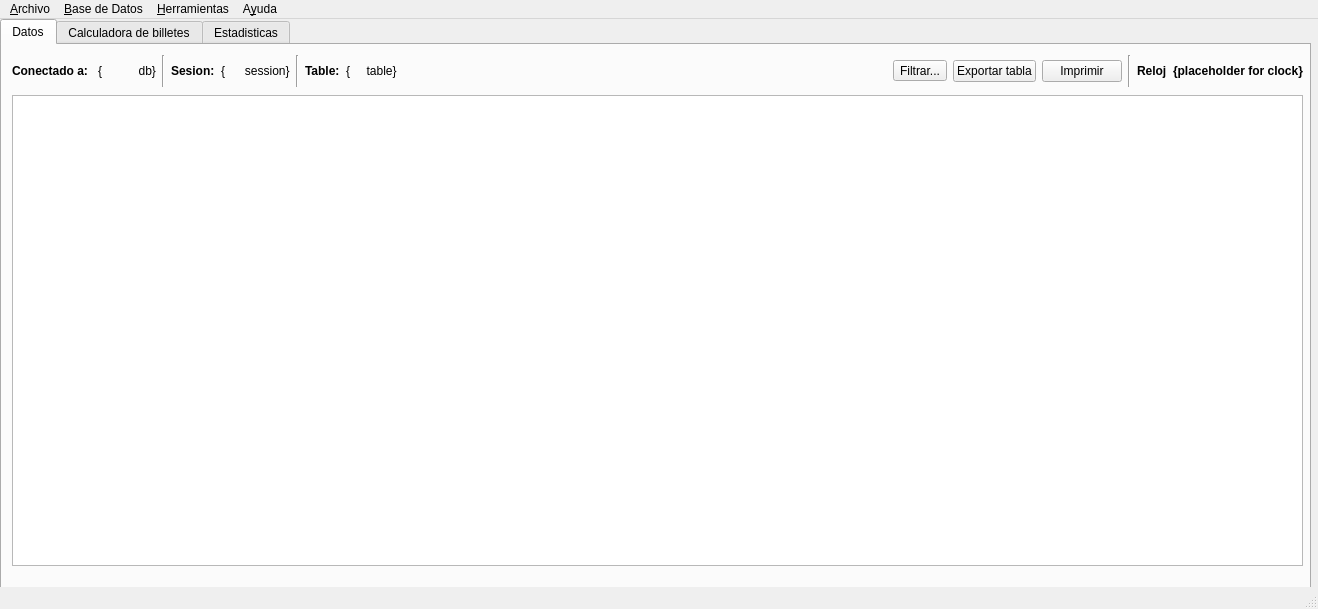
This is packages/UI/MainUi.ui in rlothbrock/PyJournal as Qt 5 draws it before an edit. The edited form follows.
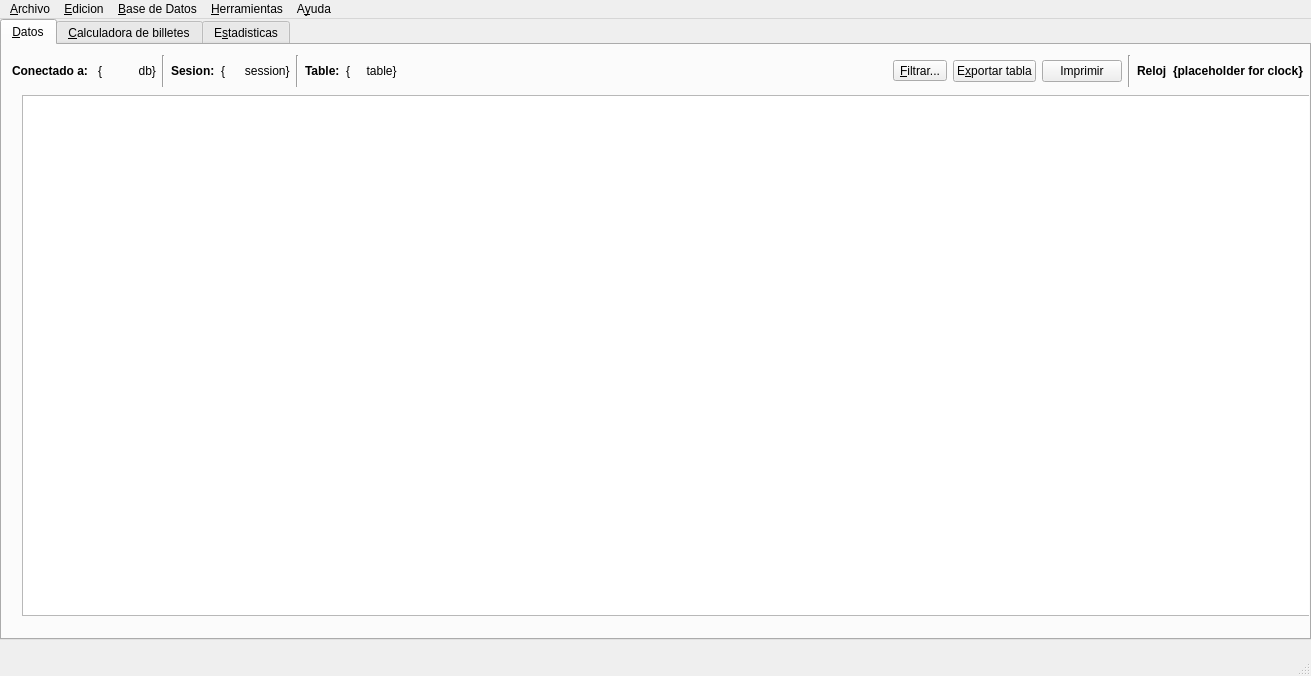
This is the edited form. The open tabs and pages were chosen to show the change. Icons and pictures are not drawn.

```diff
--- a/packages/UI/MainUi.ui
+++ b/packages/UI/MainUi.ui
@@ -6,8 +6,8 @@
    <rect>
     <x>0</x>
     <y>0</y>
-    <width>1318</width>
-    <height>609</height>
+    <width>1311</width>
+    <height>676</height>
    </rect>
   </property>
   <property name="windowTitle">
@@ -24,7 +24,7 @@
       <x>0</x>
       <y>0</y>
       <width>1311</width>
-      <height>581</height>
+      <height>621</height>
      </rect>
     </property>
     <property name="currentIndex">
@@ -32,15 +32,15 @@
     </property>
     <widget class="QWidget" name="tab_1">
      <attribute name="title">
-      <string>Datos</string>
+      <string>&amp;Datos</string>
      </attribute>
      <widget class="QTableWidget" name="tableWidget_table_display">
       <property name="geometry">
        <rect>
-        <x>10</x>
+        <x>20</x>
         <y>50</y>
         <width>1291</width>
-        <height>471</height>
+        <height>521</height>
        </rect>
       </property>
      </widget>
@@ -150,14 +150,18 @@
        <item>
         <widget class="QToolButton" name="toolButton_filter">
          <property name="text">
-          <string>Filtrar...</string>
+          <string>&amp;Filtrar...</string>
          </property>
         </widget>
        </item>
        <item>
         <widget class="QPushButton" name="pushButton_export_table">
          <property name="text">
-          <string>Exportar tabla</string>
+          <string>E&amp;xportar tabla</string>
+         </property>
+         <property name="icon">
+          <iconset resource="icons/qrc/app_icons.qrc">
+           <normaloff>:/icons/fileexport</normaloff>:/icons/fileexport</iconset>
          </property>
         </widget>
        </item>
@@ -206,7 +210,7 @@
     </widget>
     <widget class="QWidget" name="tab_2">
      <attribute name="title">
-      <string>Calculadora de billetes</string>
+      <string>&amp;Calculadora de billetes</string>
      </attribute>
      <widget class="Line" name="line_40">
       <property name="geometry">
@@ -1609,7 +1613,7 @@
     </widget>
     <widget class="QWidget" name="tab_3">
      <attribute name="title">
-      <string>Estadisticas</string>
+      <string>E&amp;stadisticas</string>
      </attribute>
      <widget class="QWidget" name="verticalLayoutWidget">
       <property name="geometry">
@@ -2377,8 +2381,8 @@
     <rect>
      <x>0</x>
      <y>0</y>
-     <width>1318</width>
-     <height>26</height>
+     <width>1311</width>
+     <height>22</height>
     </rect>
    </property>
    <widget class="QMenu" name="menuFile">
@@ -2432,8 +2436,21 @@
     <addaction name="menuCambiar_a"/>
     <addaction name="actionCrear_nueva"/>
     <addaction name="actionSalvar_el_estado_de_la_DB_actual"/>
+    <addaction name="actionCargar_una_Salva_Previa"/>
+   </widget>
+   <widget class="QMenu" name="menu_Edicion">
+    <property name="title">
+     <string>&amp;Edicion</string>
+    </property>
+    <addaction name="actionDeshacer"/>
+    <addaction name="actionRehacer"/>
+    <addaction name="separator"/>
+    <addaction name="actionEliminar_Ultima_Operacion"/>
+    <addaction name="actionEliminar_por_Id"/>
+    <addaction name="actionEliminar_visibles"/>
    </widget>
    <addaction name="menuFile"/>
+   <addaction name="menu_Edicion"/>
    <addaction name="menuBase_de_Datos"/>
    <addaction name="menuHerramientas"/>
    <addaction name="menuAyuda"/>
```
Left out of the diff: 122 changed lines with no effect on the pictures.
